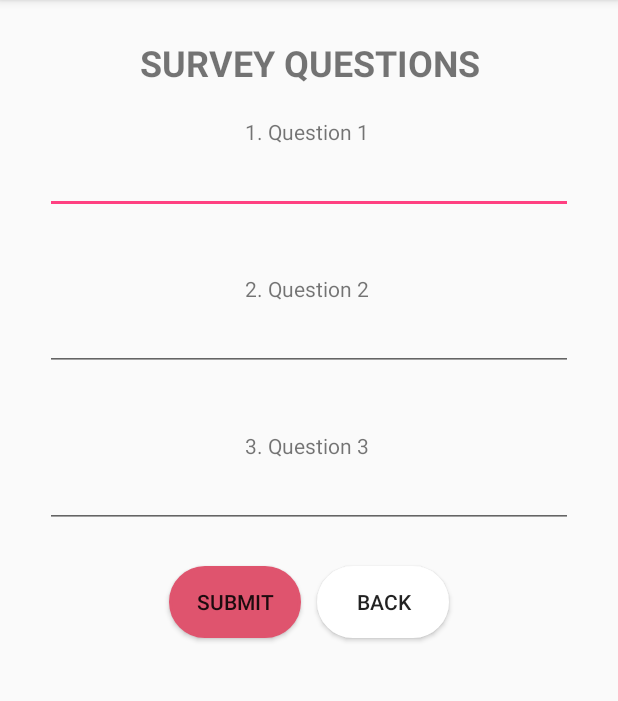
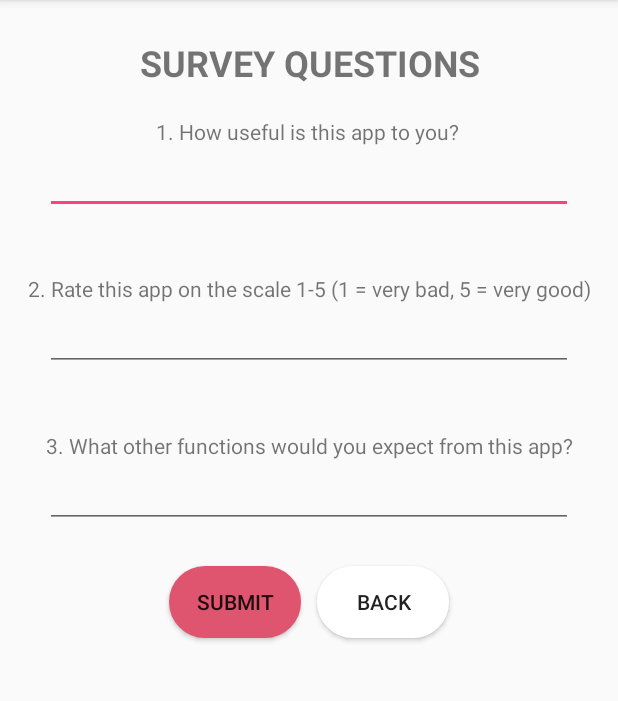
Before and after one commit to tddag/conferenceApp, an Android app: the SurveyActivity screen opened directly, with no data from a screen before it, after a tap on "SUBMIT", on a phone screen of 412 x 824 dp, the part 84-785 px from its top. Run offline under Robolectric (Android 15) with nearby library versions, the phone set to English and light mode, and no system bars.

Commit message:
add questions for Survey

```diff
--- a/Assignment/app/src/main/java/com/example/tamdang/assignment1_101092895/SurveyActivity.java
+++ b/Assignment/app/src/main/java/com/example/tamdang/assignment1_101092895/SurveyActivity.java
@@ -44,7 +44,7 @@ public class SurveyActivity extends AppCompatActivity {
     public void save(View v) {
         SimpleDateFormat simpleDateFormat = new SimpleDateFormat("dd-MM-yyyy-hh-mm-ss");
         String format = simpleDateFormat.format(new Date());
-        String text = format + "    " +  edtAns1.getText().toString() + ";" + edtAns2.getText().toString() + ";" + edtAns3.getText().toString();
+        String text = format + "    " +  "Q1: " + edtAns1.getText().toString() + "; Q2: " + edtAns2.getText().toString() + "; Q3: " + edtAns3.getText().toString();
         FileOutputStream fos = null;
 
         try {
--- a/Assignment/app/src/main/res/layout/activity_survey.xml
+++ b/Assignment/app/src/main/res/layout/activity_survey.xml
@@ -19,7 +19,7 @@
     <TextView
         android:layout_width="match_parent"
         android:layout_height="wrap_content"
-        android:text="1. Question 1 "
+        android:text="1. How useful is this app to you? "
         android:textAlignment="center"
         android:layout_marginTop="20dp"/>
 
@@ -33,7 +33,7 @@
     <TextView
         android:layout_width="match_parent"
         android:layout_height="wrap_content"
-        android:text="2. Question 2 "
+        android:text="2. Rate this app on the scale 1-5 (1 = very bad, 5 = very good)"
         android:textAlignment="center"
         android:layout_marginTop="40dp"/>
 
@@ -47,7 +47,7 @@
     <TextView
         android:layout_width="match_parent"
         android:layout_height="wrap_content"
-        android:text="3. Question 3 "
+        android:text="3. What other functions would you expect from this app?"
         android:textAlignment="center"
         android:layout_marginTop="40dp"/>
 
```
